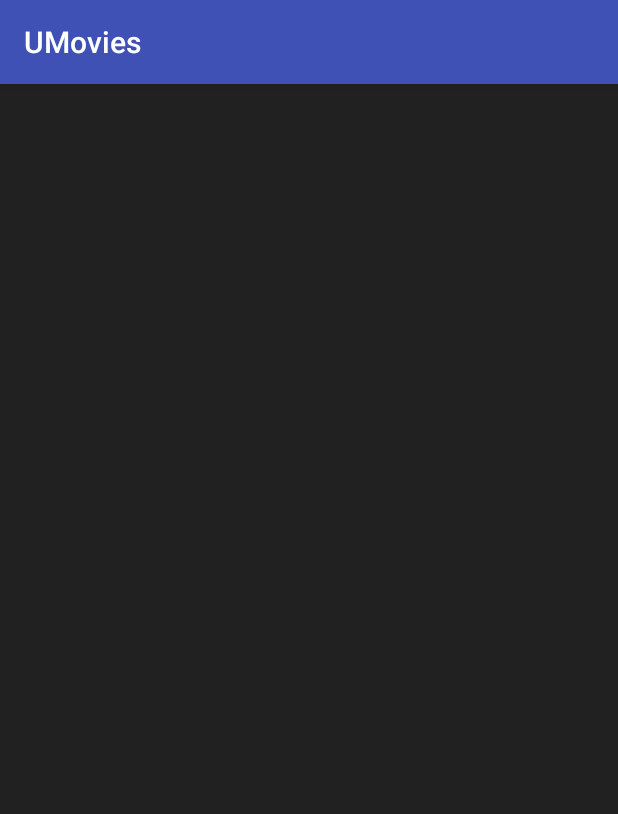
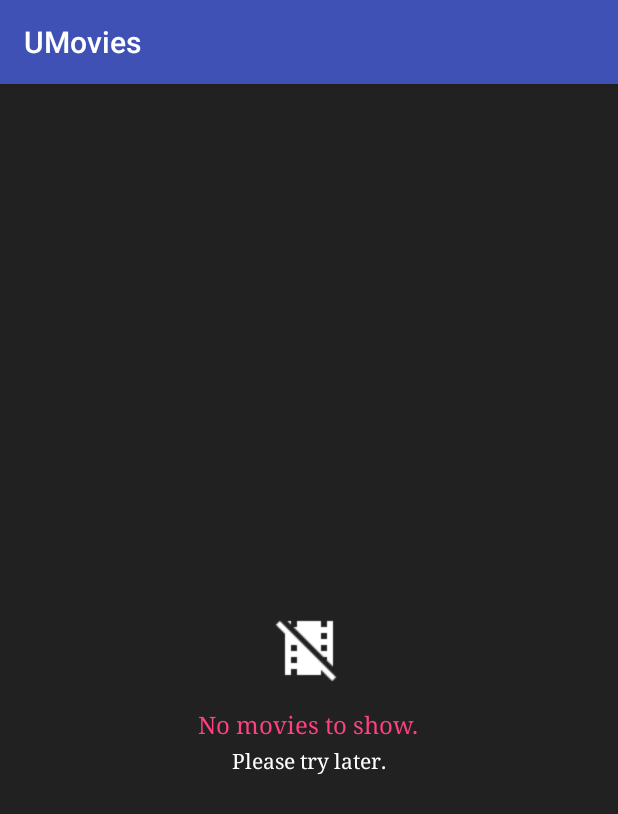
Before and after one commit to simbelmine/UMovies, an Android app: the screen it shows after launch (MainActivity), on a phone screen of 412 x 824 dp. Shown: the top 814 px of the screen. Run offline under Robolectric (Android 15) with nearby library versions, the phone set to English and light mode, and no system bars; our stand-ins replace Picasso; pictures from the network do not load.

Commit message:
No Movies Message + Additional Styling

```diff
--- a/app/src/main/java/com/example/android/umovies/MainActivity.java
+++ b/app/src/main/java/com/example/android/umovies/MainActivity.java
@@ -8,6 +8,8 @@ import android.support.v7.app.AppCompatActivity;
 import android.os.Bundle;
 import android.support.v7.widget.GridLayoutManager;
 import android.support.v7.widget.RecyclerView;
+import android.view.View;
+import android.widget.RelativeLayout;
 
 import com.example.android.umovies.utilities.DataUtils;
 
@@ -20,6 +22,7 @@ public class MainActivity extends AppCompatActivity implements ItemClickListener
     private static final int GRID_COLUMNS_PORTRAIT = 2;
     private static final int GRID_COLUMNS_LANDSCAPE = 3;
     private SwipeRefreshLayout swipeRefreshLayout;
+    private RelativeLayout noMoviesMessage;
     private RecyclerView moviesRView;
     private MoviesAdapter moviesAdapter;
     private List<Movie> moviesList;
@@ -59,15 +62,19 @@ public class MainActivity extends AppCompatActivity implements ItemClickListener
         @Override
         protected void onPostExecute(List<Movie> movies) {
             swipeRefreshLayout.setRefreshing(false);
-            populateMovieList(movies);
+            if(movies != null && movies.size() > 0) {
+                noMoviesMessage.setVisibility(View.INVISIBLE);
+                populateMovieList(movies);
+            }
+            else {
+                noMoviesMessage.setVisibility(View.VISIBLE);
+            }
         }
     }
 
     private void populateMovieList(List<Movie> movies) {
-        if(movies != null && movies.size() > 0) {
-            if(moviesAdapter != null) {
-                moviesAdapter.populateMovies(movies);
-            }
+        if(moviesAdapter != null) {
+            moviesAdapter.populateMovies(movies);
         }
     }
 
@@ -88,6 +95,7 @@ public class MainActivity extends AppCompatActivity implements ItemClickListener
 
     private void initView() {
         swipeRefreshLayout = (SwipeRefreshLayout) findViewById(R.id.srl_movies_swipe_container);
+        noMoviesMessage = (RelativeLayout) findViewById(R.id.rl_no_movies_container);
         swipeRefreshLayout.setOnRefreshListener(this);
         moviesRView = (RecyclerView) findViewById(R.id.rv_movies);
     }
--- a/app/src/main/res/layout/activity_main.xml
+++ b/app/src/main/res/layout/activity_main.xml
@@ -6,8 +6,52 @@
     android:layout_height="match_parent"
     android:orientation="vertical"
     android:background="@color/gray900">
+    <FrameLayout
+        android:layout_width="match_parent"
+        android:layout_height="match_parent">
     <android.support.v7.widget.RecyclerView
         android:id="@+id/rv_movies"
         android:layout_width="match_parent"
-        android:layout_height="wrap_content"/>
+        android:layout_height="wrap_content"
+        />
+    <RelativeLayout
+        android:id="@+id/rl_no_movies_container"
+        android:layout_width="match_parent"
+        android:layout_height="match_parent"
+        android:paddingBottom="@dimen/standard_padding"
+        android:visibility="invisible">
+        <ImageView
+            android:id="@+id/iv_no_movie_img"
+            android:layout_width="wrap_content"
+            android:layout_height="wrap_content"
+            android:layout_centerInParent="true"
+            android:paddingBottom="@dimen/standard_padding"
+            android:src="@mipmap/no_movies"
+            />
+        <TextView
+            android:id="@+id/tv_no_movies_msg"
+            android:layout_width="wrap_content"
+            android:layout_height="wrap_content"
+            android:layout_centerInParent="true"
+            android:layout_below="@+id/iv_no_movie_img"
+            android:gravity="center"
+            android:paddingBottom="@dimen/text_line_padding"
+            android:text="@string/no_movies_message1"
+            android:textSize="@dimen/txt_size16"
+            android:textColor="@color/colorAccent"
+            android:fontFamily="serif"
+            />
+        <TextView
+            android:layout_width="wrap_content"
+            android:layout_height="wrap_content"
+            android:layout_centerInParent="true"
+            android:layout_below="@+id/tv_no_movies_msg"
+            android:gravity="center"
+            android:text="@string/no_movies_message2"
+            android:textSize="@dimen/txt_size14"
+            android:textColor="@color/white"
+            android:fontFamily="serif"
+            />
+    </RelativeLayout>
+    </FrameLayout>
 </android.support.v4.widget.SwipeRefreshLayout>
--- a/app/src/main/res/layout/movie_item.xml
+++ b/app/src/main/res/layout/movie_item.xml
@@ -30,6 +30,8 @@
             android:padding = "@dimen/standard_padding"
             android:layout_alignParentBottom="true"
             android:fontFamily="serif"
+            android:textSize="@dimen/txt_size16"
+            android:background="@color/transparentGray900"
             android:ellipsize="end"
             android:maxLines="1"
             />
--- a/app/src/main/res/values/dimen.xml
+++ b/app/src/main/res/values/dimen.xml
@@ -8,4 +8,7 @@
     <dimen name="poster_height_regular">300dp</dimen>
     <dimen name="poster_height_large">600dp</dimen>
     <dimen name="poster_card_corner_radius">1dp</dimen>
+    <dimen name="txt_size16">16sp</dimen>
+    <dimen name="txt_size14">14sp</dimen>
+    <dimen name="text_line_padding">4dp</dimen>
 </resources>
--- a/app/src/main/res/values/strings.xml
+++ b/app/src/main/res/values/strings.xml
@@ -3,4 +3,7 @@
 
     <string name="API_KEY"></string>
     <string name="DATA_BASE_URL">http://api.themoviedb.org/3/movie/popular?api_key=</string>
+
+    <string name="no_movies_message1">No movies to show.</string>
+    <string name="no_movies_message2">Please try later.</string>
 </resources>
```
Also changed, not shown: app/src/main/res/mipmap-mdpi/no_movies.png (added).
